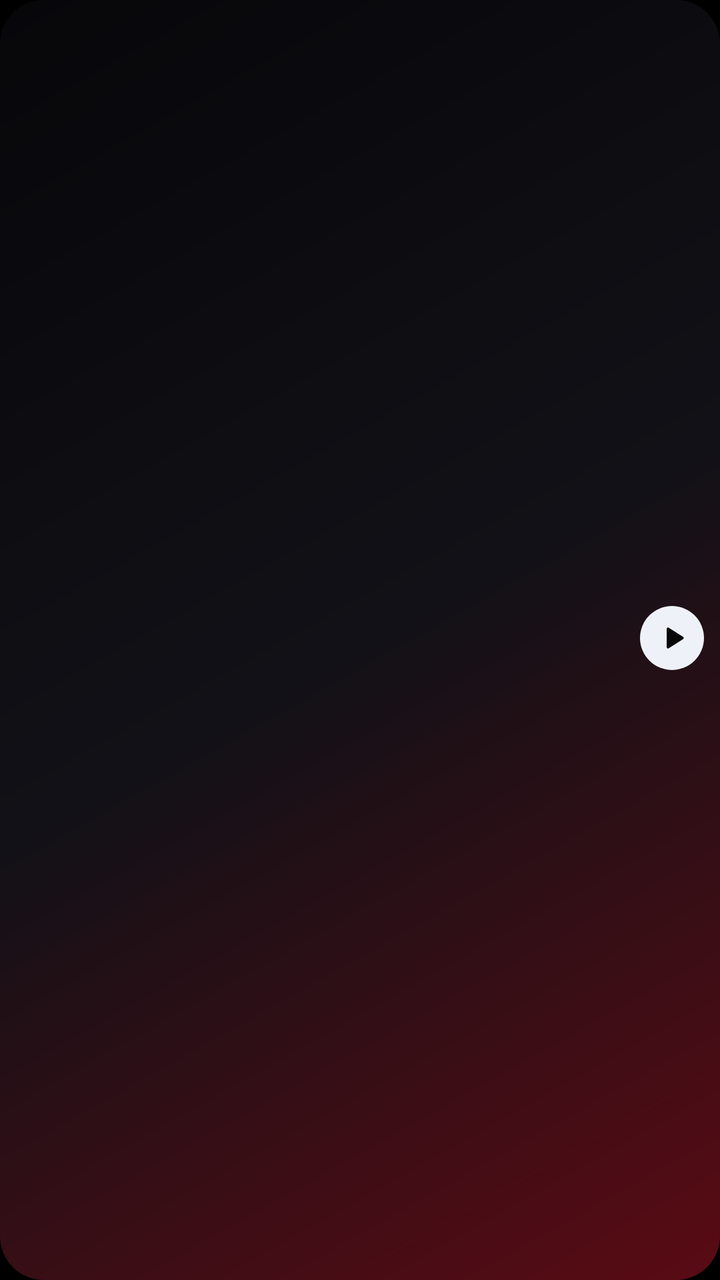
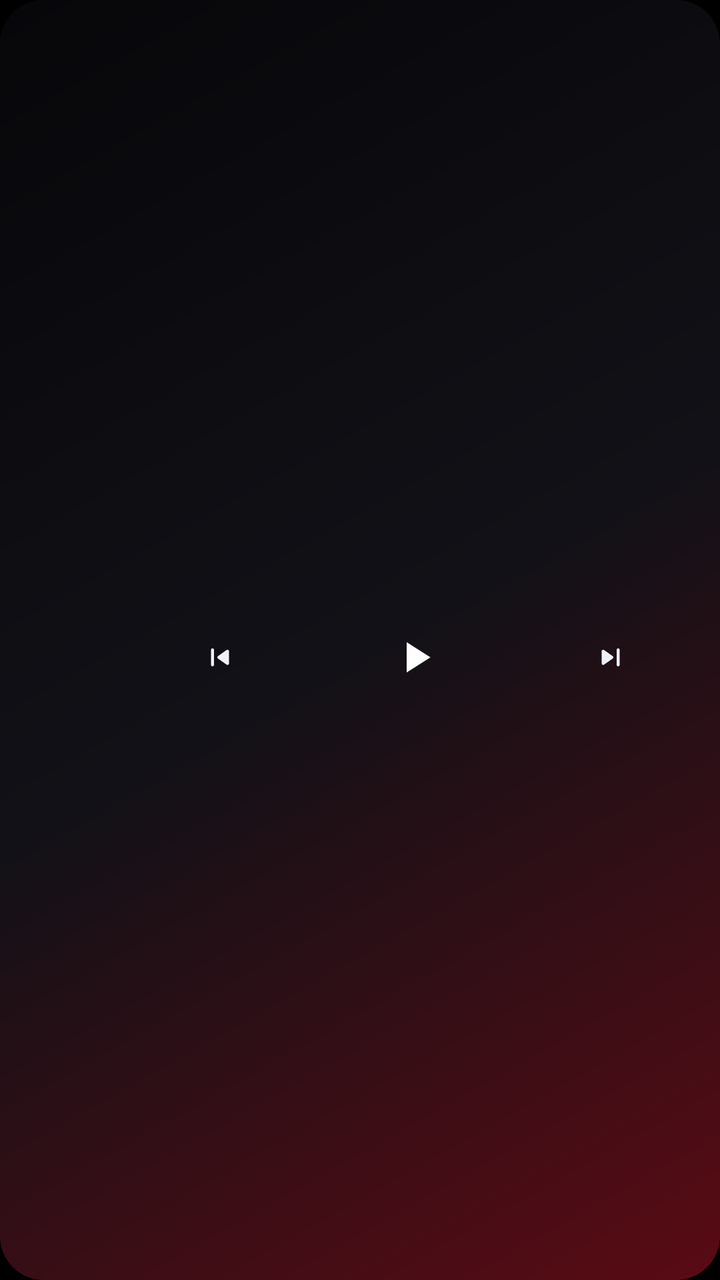

Compare the two renders of this Android layout. The source of the first and the diff that turns it into the second are given below.
<!-- AndroidManifest.xml: application theme Theme.Metrolist -->
<!-- res/layout/widget_mini.xml -->
<?xml version="1.0" encoding="utf-8"?>
<FrameLayout xmlns:android="http://schemas.android.com/apk/res/android"
    android:layout_width="match_parent"
    android:layout_height="match_parent">

    <ImageView
        android:id="@+id/mini_bg"
        android:layout_width="match_parent"
        android:layout_height="match_parent"
        android:contentDescription="@null"
        android:scaleType="fitXY"
        android:src="@drawable/wd_bg_preview" />

    <LinearLayout
        android:layout_width="match_parent"
        android:layout_height="match_parent"
        android:gravity="center_vertical"
        android:orientation="horizontal"
        android:paddingStart="8dp"
        android:paddingTop="6dp"
        android:paddingEnd="8dp"
        android:paddingBottom="8dp">

        <ImageView
            android:id="@+id/mini_cover"
            android:layout_width="40dp"
            android:layout_height="40dp"
            android:contentDescription="@null"
            android:scaleType="fitCenter" />

        <LinearLayout
            android:id="@+id/mini_texts"
            android:layout_width="0dp"
            android:layout_height="wrap_content"
            android:layout_marginStart="7dp"
            android:layout_marginEnd="4dp"
            android:layout_weight="1"
            android:orientation="vertical">

            <TextView
                android:id="@+id/mini_title"
                android:layout_width="match_parent"
                android:layout_height="wrap_content"
                android:ellipsize="end"
                android:fontFamily="sans-serif-black"
                android:maxLines="1"
                android:textColor="#FFEEF2F8"
                android:textSize="13sp" />

            <TextView
                android:id="@+id/mini_artist"
                android:layout_width="match_parent"
                android:layout_height="wrap_content"
                android:ellipsize="end"
                android:maxLines="1"
                android:textColor="#FF9AA3B2"
                android:textSize="11sp" />
        </LinearLayout>

        <ImageView
            android:id="@+id/mini_play"
            android:layout_width="32dp"
            android:layout_height="32dp"
            android:background="@drawable/wd_play_bg"
            android:contentDescription="@null"
            android:padding="8dp"
            android:src="@drawable/wd_play" />
    </LinearLayout>
</FrameLayout>
<!-- resources referenced by this layout -->
<resources>
  <!-- drawable wd_bg_preview (drawable) -->
  <?xml version="1.0" encoding="utf-8"?>
  <shape xmlns:android="http://schemas.android.com/apk/res/android" android:shape="rectangle">
      <corners android:radius="22dp" />
      <gradient android:angle="315" android:startColor="#FF07070A" android:centerColor="#FF111117" android:endColor="#FF5A0B14" android:type="linear" />
  </shape>
  <!-- drawable wd_play (drawable) -->
  <vector xmlns:android="http://schemas.android.com/apk/res/android"
      android:width="24dp"
      android:height="24dp"
      android:viewportWidth="24"
      android:viewportHeight="24">
      <path
          android:fillColor="#FF07070A"
          android:pathData="M8,5.14v13.72c0,0.79 0.87,1.27 1.54,0.84l10.79,-6.86c0.62,-0.39 0.62,-1.29 0,-1.69L9.54,4.3C8.87,3.87 8,4.35 8,5.14z" />
  </vector>
  <!-- drawable wd_play_bg (drawable) -->
  <?xml version="1.0" encoding="utf-8"?>
  <shape xmlns:android="http://schemas.android.com/apk/res/android" android:shape="oval">
      <solid android:color="#FFEEF2F8" />
  </shape>
  <style name="Theme.Metrolist" parent="android:Theme.Material.Light.NoActionBar">
          <item name="android:windowContentOverlay">@null</item>
          <item name="android:windowDrawsSystemBarBackgrounds">true</item>
          <item name="android:windowMinWidthMinor">100%</item>
          <item name="android:windowMinWidthMajor">100%</item>
          <item name="android:windowNoTitle">true</item>
          <item name="android:windowBackground">#000000</item>
          <item name="android:enforceNavigationBarContrast" tools:ignore="NewApi">false</item>
          <item name="android:statusBarColor">@android:color/transparent</item>
          <item name="android:navigationBarColor">@android:color/transparent</item>
      </style>
</resources>

<!-- the commit's change to res/layout/widget_mini.xml (unified diff, before → after) -->
@@ -16,24 +16,22 @@
         android:layout_height="match_parent"
         android:gravity="center_vertical"
         android:orientation="horizontal"
-        android:paddingStart="8dp"
+        android:paddingStart="7dp"
         android:paddingTop="6dp"
-        android:paddingEnd="8dp"
-        android:paddingBottom="8dp">
+        android:paddingEnd="6dp"
+        android:paddingBottom="6dp">
 
         <ImageView
             android:id="@+id/mini_cover"
-            android:layout_width="40dp"
-            android:layout_height="40dp"
+            android:layout_width="46dp"
+            android:layout_height="46dp"
             android:contentDescription="@null"
-            android:scaleType="fitCenter" />
+            android:scaleType="fitXY" />
 
         <LinearLayout
-            android:id="@+id/mini_texts"
             android:layout_width="0dp"
             android:layout_height="wrap_content"
-            android:layout_marginStart="7dp"
-            android:layout_marginEnd="4dp"
+            android:layout_marginStart="8dp"
             android:layout_weight="1"
             android:orientation="vertical">
 
@@ -42,28 +40,44 @@
                 android:layout_width="match_parent"
                 android:layout_height="wrap_content"
                 android:ellipsize="end"
-                android:fontFamily="sans-serif-black"
                 android:maxLines="1"
-                android:textColor="#FFEEF2F8"
-                android:textSize="13sp" />
+                android:textColor="#FFFFFFFF"
+                android:textSize="12sp" />
 
-            <TextView
-                android:id="@+id/mini_artist"
+            <LinearLayout
                 android:layout_width="match_parent"
-                android:layout_height="wrap_content"
-                android:ellipsize="end"
-                android:maxLines="1"
-                android:textColor="#FF9AA3B2"
-                android:textSize="11sp" />
+                android:layout_height="30dp"
+                android:layout_marginTop="1dp"
+                android:gravity="center_vertical"
+                android:orientation="horizontal">
+
+                <ImageView
+                    android:id="@+id/mini_prev"
+                    android:layout_width="0dp"
+                    android:layout_height="match_parent"
+                    android:layout_weight="1"
+                    android:contentDescription="@string/previous"
+                    android:padding="6dp"
+                    android:src="@drawable/wd_prev" />
+
+                <ImageView
+                    android:id="@+id/mini_play"
+                    android:layout_width="0dp"
+                    android:layout_height="match_parent"
+                    android:layout_weight="1"
+                    android:contentDescription="@null"
+                    android:padding="2dp"
+                    android:src="@drawable/ic_widget_play" />
+
+                <ImageView
+                    android:id="@+id/mini_next"
+                    android:layout_width="0dp"
+                    android:layout_height="match_parent"
+                    android:layout_weight="1"
+                    android:contentDescription="@string/next"
+                    android:padding="6dp"
+                    android:src="@drawable/wd_next" />
+            </LinearLayout>
         </LinearLayout>
-
-        <ImageView
-            android:id="@+id/mini_play"
-            android:layout_width="32dp"
-            android:layout_height="32dp"
-            android:background="@drawable/wd_play_bg"
-            android:contentDescription="@null"
-            android:padding="8dp"
-            android:src="@drawable/wd_play" />
     </LinearLayout>
 </FrameLayout>
<!-- resource entries referenced after the edit -->
@@ -1,26 +1,43 @@
 <!-- resources referenced by this layout -->
 <resources>
+  <!-- drawable ic_widget_play (drawable) -->
+  <vector xmlns:android="http://schemas.android.com/apk/res/android"
+      android:height="24dp"
+      android:viewportHeight="24"
+      android:viewportWidth="24"
+      android:width="24dp">
+      <path
+          android:fillColor="#FFFFFF"
+          android:pathData="M8,5v14l11,-7z"/>
+  </vector>
   <!-- drawable wd_bg_preview (drawable) -->
   <?xml version="1.0" encoding="utf-8"?>
   <shape xmlns:android="http://schemas.android.com/apk/res/android" android:shape="rectangle">
       <corners android:radius="22dp" />
       <gradient android:angle="315" android:startColor="#FF07070A" android:centerColor="#FF111117" android:endColor="#FF5A0B14" android:type="linear" />
   </shape>
-  <!-- drawable wd_play (drawable) -->
+  <!-- drawable wd_next (drawable) -->
   <vector xmlns:android="http://schemas.android.com/apk/res/android"
       android:width="24dp"
       android:height="24dp"
       android:viewportWidth="24"
       android:viewportHeight="24">
       <path
-          android:fillColor="#FF07070A"
-          android:pathData="M8,5.14v13.72c0,0.79 0.87,1.27 1.54,0.84l10.79,-6.86c0.62,-0.39 0.62,-1.29 0,-1.69L9.54,4.3C8.87,3.87 8,4.35 8,5.14z" />
+          android:fillColor="#FFEEF2F8"
+          android:pathData="M7.58,16.89l5.77,-4.07c0.56,-0.4 0.56,-1.24 0,-1.63L7.58,7.11C6.91,6.65 6,7.12 6,7.93v8.14c0,0.81 0.91,1.28 1.58,0.82zM16,7v10c0,0.55 0.45,1 1,1s1,-0.45 1,-1V7c0,-0.55 -0.45,-1 -1,-1s-1,0.45 -1,1z" />
   </vector>
-  <!-- drawable wd_play_bg (drawable) -->
-  <?xml version="1.0" encoding="utf-8"?>
-  <shape xmlns:android="http://schemas.android.com/apk/res/android" android:shape="oval">
-      <solid android:color="#FFEEF2F8" />
-  </shape>
+  <!-- drawable wd_prev (drawable) -->
+  <vector xmlns:android="http://schemas.android.com/apk/res/android"
+      android:width="24dp"
+      android:height="24dp"
+      android:viewportWidth="24"
+      android:viewportHeight="24">
+      <path
+          android:fillColor="#FFEEF2F8"
+          android:pathData="M7,6c0.55,0 1,0.45 1,1v10c0,0.55 -0.45,1 -1,1s-1,-0.45 -1,-1V7c0,-0.55 0.45,-1 1,-1zM10.66,12.82l5.77,4.07c0.66,0.47 1.58,-0.01 1.58,-0.82V7.93c0,-0.81 -0.91,-1.28 -1.58,-0.82l-5.77,4.07c-0.57,0.4 -0.57,1.24 0,1.64z" />
+  </vector>
+  <string name="next">Next</string>
+  <string name="previous">Previous</string>
   <style name="Theme.Metrolist" parent="android:Theme.Material.Light.NoActionBar">
           <item name="android:windowContentOverlay">@null</item>
           <item name="android:windowDrawsSystemBarBackgrounds">true</item>
